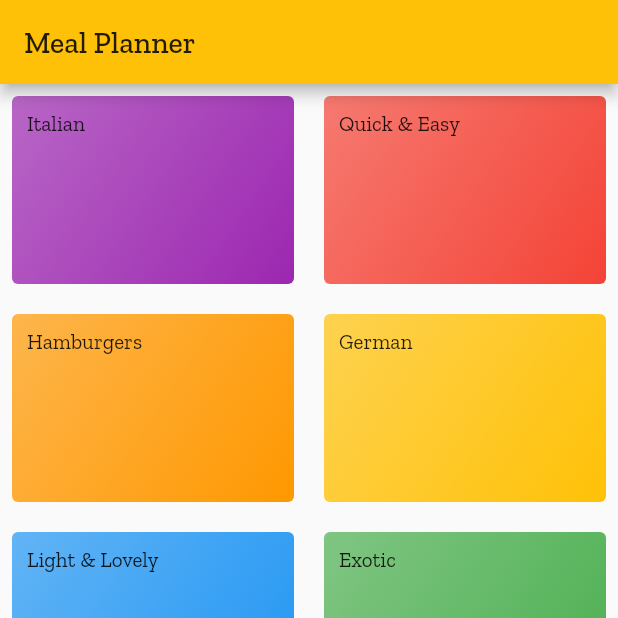
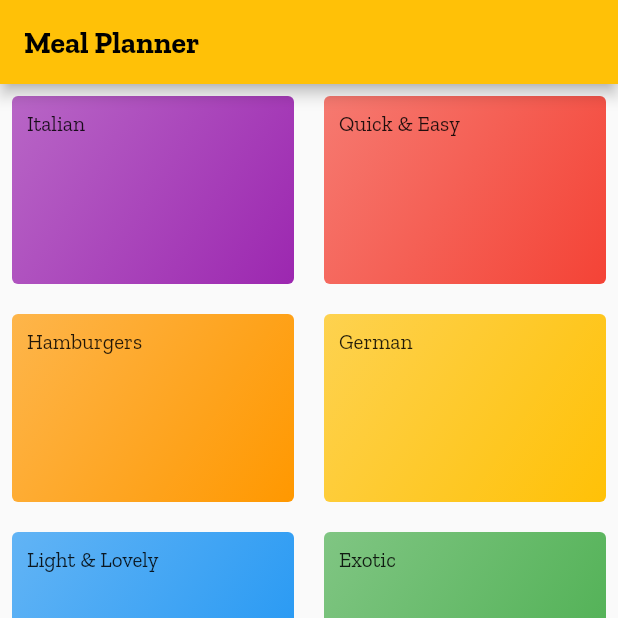
Before and after one commit to Ipaye/recipe-up, a Flutter app: the screen it shows after launch, on a phone screen of 412 x 824 dp, the top half of it. Run offline on Flutter 3.47's test engine with Material 2 defaults, Android fonts, the phone set to English and light mode, and no system bars.

Commit message:
Feat" Create category screen

```diff
--- a/lib/screens/categories_screen.dart
+++ b/lib/screens/categories_screen.dart
@@ -8,13 +8,17 @@ class CategoriesScreen extends StatelessWidget {
   Widget build(BuildContext context) {
     return Scaffold(
       appBar: AppBar(
-        title: const Text('Meal Planner'),
+        title: const Text(
+          'Meal Planner',
+          style: TextStyle(color: Colors.black, fontWeight: FontWeight.bold),
+        ),
       ),
-      body: Padding(
+      body: Container(
         padding: const EdgeInsets.all(8.0),
         child: GridView(
             children: DUMMY_CATEGORIES
                 .map((categoryData) => CategoryItem(
+                      id: categoryData.id,
                       title: categoryData.title,
                       color: categoryData.color,
                     ))
```
